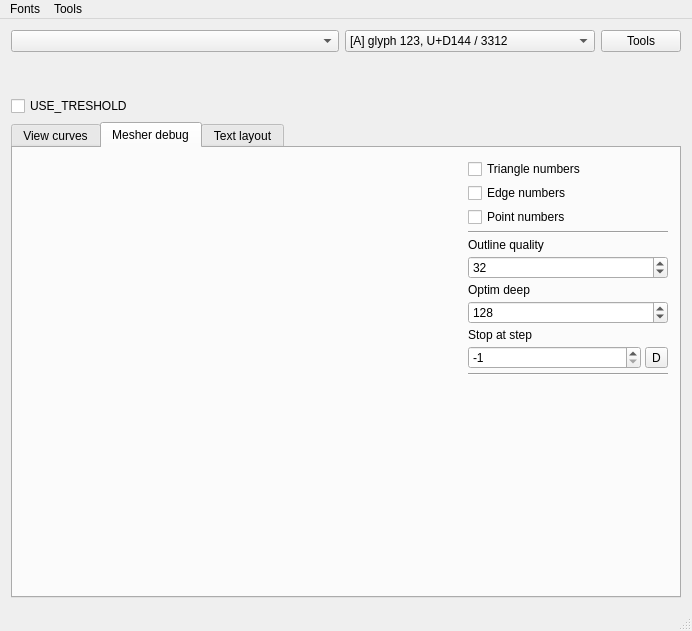
Old version of the form debug-app-qt/mainwindow.ui in the repository fetisov/ttf2mesh.
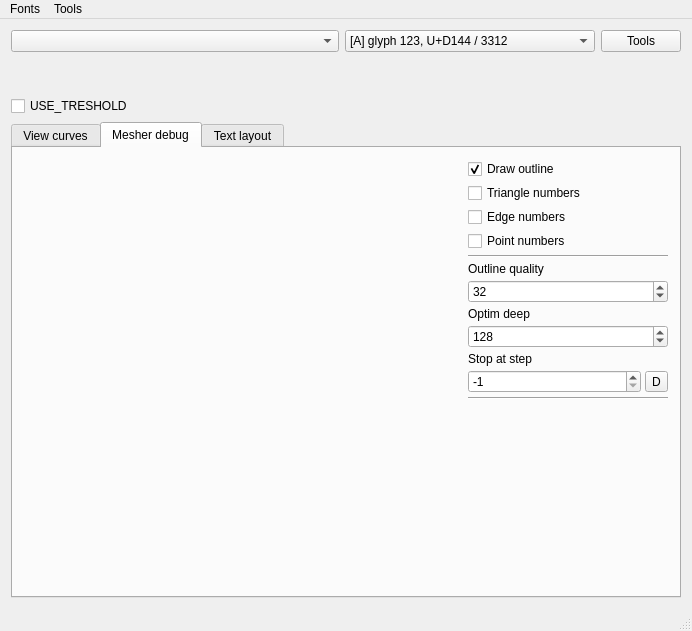
New version of the form. The open tabs and pages were chosen to show the change. Custom widgets are drawn as their Qt base class.

Diff of the .ui file:
```diff
--- a/debug-app-qt/mainwindow.ui
+++ b/debug-app-qt/mainwindow.ui
@@ -160,7 +160,7 @@
           <property name="spacing">
            <number>4</number>
           </property>
-          <item row="12" column="0">
+          <item row="13" column="0">
            <spacer name="verticalSpacer">
             <property name="orientation">
              <enum>Qt::Vertical</enum>
@@ -173,7 +173,7 @@
             </property>
            </spacer>
           </item>
-          <item row="9" column="0" colspan="2">
+          <item row="10" column="0" colspan="2">
            <widget class="QSpinBox" name="stopAt">
             <property name="sizePolicy">
              <sizepolicy hsizetype="Preferred" vsizetype="Fixed">
@@ -192,14 +192,14 @@
             </property>
            </widget>
           </item>
-          <item row="9" column="2">
+          <item row="10" column="2">
            <widget class="QToolButton" name="trap">
             <property name="text">
              <string>D</string>
             </property>
            </widget>
           </item>
-          <item row="8" column="0" colspan="3">
+          <item row="9" column="0" colspan="3">
            <widget class="QLabel" name="label_5">
             <property name="sizePolicy">
              <sizepolicy hsizetype="Preferred" vsizetype="Fixed">
@@ -212,7 +212,7 @@
             </property>
            </widget>
           </item>
-          <item row="7" column="0" colspan="3">
+          <item row="8" column="0" colspan="3">
            <widget class="QSpinBox" name="deep">
             <property name="sizePolicy">
              <sizepolicy hsizetype="Preferred" vsizetype="Fixed">
@@ -231,7 +231,7 @@
             </property>
            </widget>
           </item>
-          <item row="6" column="0" colspan="3">
+          <item row="7" column="0" colspan="3">
            <widget class="QLabel" name="label_4">
             <property name="sizePolicy">
              <sizepolicy hsizetype="Preferred" vsizetype="Fixed">
@@ -244,7 +244,7 @@
             </property>
            </widget>
           </item>
-          <item row="5" column="0" colspan="3">
+          <item row="6" column="0" colspan="3">
            <widget class="QSpinBox" name="quality">
             <property name="sizePolicy">
              <sizepolicy hsizetype="Preferred" vsizetype="Fixed">
@@ -263,7 +263,7 @@
             </property>
            </widget>
           </item>
-          <item row="4" column="0" colspan="3">
+          <item row="5" column="0" colspan="3">
            <widget class="QLabel" name="label_3">
             <property name="sizePolicy">
              <sizepolicy hsizetype="Preferred" vsizetype="Fixed">
@@ -276,21 +276,21 @@
             </property>
            </widget>
           </item>
-          <item row="2" column="0" colspan="3">
+          <item row="3" column="0" colspan="3">
            <widget class="QCheckBox" name="pnums">
             <property name="text">
              <string>Point numbers</string>
             </property>
            </widget>
           </item>
-          <item row="1" column="0" colspan="3">
+          <item row="2" column="0" colspan="3">
            <widget class="QCheckBox" name="enums">
             <property name="text">
              <string>Edge numbers</string>
             </property>
            </widget>
           </item>
-          <item row="0" column="0" colspan="3">
+          <item row="1" column="0" colspan="3">
            <widget class="QCheckBox" name="tnums">
             <property name="text">
              <string>Triangle numbers</string>
@@ -300,21 +300,21 @@
             </property>
            </widget>
           </item>
-          <item row="3" column="0" colspan="3">
+          <item row="4" column="0" colspan="3">
            <widget class="Line" name="line">
             <property name="orientation">
              <enum>Qt::Horizontal</enum>
             </property>
            </widget>
           </item>
-          <item row="10" column="0" colspan="3">
-           <widget class="Line" name="line_2">
-            <property name="orientation">
-             <enum>Qt::Horizontal</enum>
-            </property>
-           </widget>
-          </item>
           <item row="11" column="0" colspan="3">
+           <widget class="Line" name="line_2">
+            <property name="orientation">
+             <enum>Qt::Horizontal</enum>
+            </property>
+           </widget>
+          </item>
+          <item row="12" column="0" colspan="3">
            <widget class="QLabel" name="debugState">
             <property name="sizePolicy">
              <sizepolicy hsizetype="Fixed" vsizetype="Preferred">
@@ -341,6 +341,16 @@
             </property>
            </widget>
           </item>
+          <item row="0" column="0" colspan="3">
+           <widget class="QCheckBox" name="drawOutline">
+            <property name="text">
+             <string>Draw outline</string>
+            </property>
+            <property name="checked">
+             <bool>true</bool>
+            </property>
+           </widget>
+          </item>
          </layout>
         </item>
        </layout>
```
Left out of the diff: 18 changed lines with no effect on the pictures.
